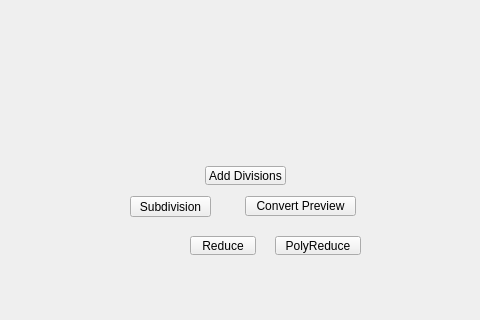
First picture: the form in tentacle/ui/subdivision#submenu.ui, repository m3trik/tentacle, before the edit; both pictures show x 120 to 600 and y 94 to 414 of the 600 by 600 pixel window.
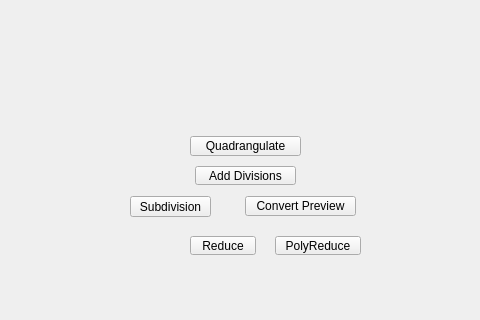
Second picture: the form after the edit.

Patch:
```diff
--- a/tentacle/ui/subdivision#submenu.ui
+++ b/tentacle/ui/subdivision#submenu.ui
@@ -121,9 +121,9 @@
     </property>
     <property name="geometry">
      <rect>
-      <x>325</x>
+      <x>315</x>
       <y>260</y>
-      <width>81</width>
+      <width>101</width>
       <height>19</height>
      </rect>
     </property>
@@ -251,6 +251,43 @@
      </size>
     </property>
    </widget>
+   <widget class="QPushButton" name="b000">
+    <property name="enabled">
+     <bool>true</bool>
+    </property>
+    <property name="geometry">
+     <rect>
+      <x>310</x>
+      <y>230</y>
+      <width>111</width>
+      <height>20</height>
+     </rect>
+    </property>
+    <property name="minimumSize">
+     <size>
+      <width>0</width>
+      <height>20</height>
+     </size>
+    </property>
+    <property name="maximumSize">
+     <size>
+      <width>16777215</width>
+      <height>20</height>
+     </size>
+    </property>
+    <property name="toolTip">
+     <string>Change the selected faces into quadrilaterals.</string>
+    </property>
+    <property name="text">
+     <string>Quadrangulate</string>
+    </property>
+    <property name="iconSize">
+     <size>
+      <width>18</width>
+      <height>18</height>
+     </size>
+    </property>
+   </widget>
   </widget>
  </widget>
  <resources/>
```
